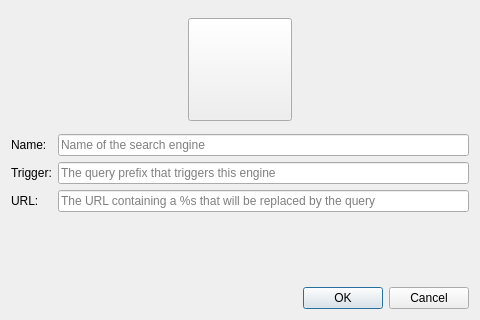
This is websearch/src/searchengineeditor.ui in albertlauncher/plugins as Qt 5 draws it before an edit. The edited form follows.
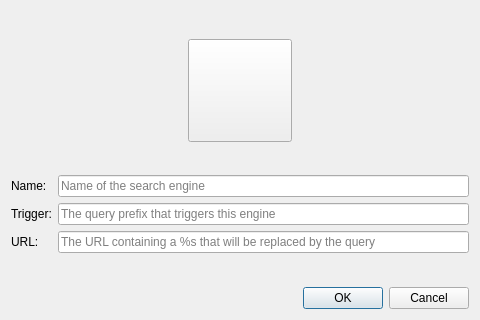
This is the edited form.

Commit message: [ws] Update long desc, fix formlayout

```diff
--- a/websearch/src/searchengineeditor.ui
+++ b/websearch/src/searchengineeditor.ui
@@ -19,6 +19,12 @@
      <property name="orientation">
       <enum>Qt::Vertical</enum>
      </property>
+     <property name="sizeHint" stdset="0">
+      <size>
+       <width>0</width>
+       <height>0</height>
+      </size>
+     </property>
     </spacer>
    </item>
    <item>
@@ -69,10 +75,19 @@
      <property name="orientation">
       <enum>Qt::Vertical</enum>
      </property>
+     <property name="sizeHint" stdset="0">
+      <size>
+       <width>0</width>
+       <height>0</height>
+      </size>
+     </property>
     </spacer>
    </item>
    <item>
     <layout class="QFormLayout" name="formLayout">
+     <property name="fieldGrowthPolicy">
+      <enum>QFormLayout::ExpandingFieldsGrow</enum>
+     </property>
      <item row="0" column="0">
       <widget class="QLabel" name="nameLabel">
        <property name="text">
@@ -131,6 +146,12 @@
      <property name="orientation">
       <enum>Qt::Vertical</enum>
      </property>
+     <property name="sizeHint" stdset="0">
+      <size>
+       <width>0</width>
+       <height>0</height>
+      </size>
+     </property>
     </spacer>
    </item>
    <item>
```
The commit also changes 2 other files.
